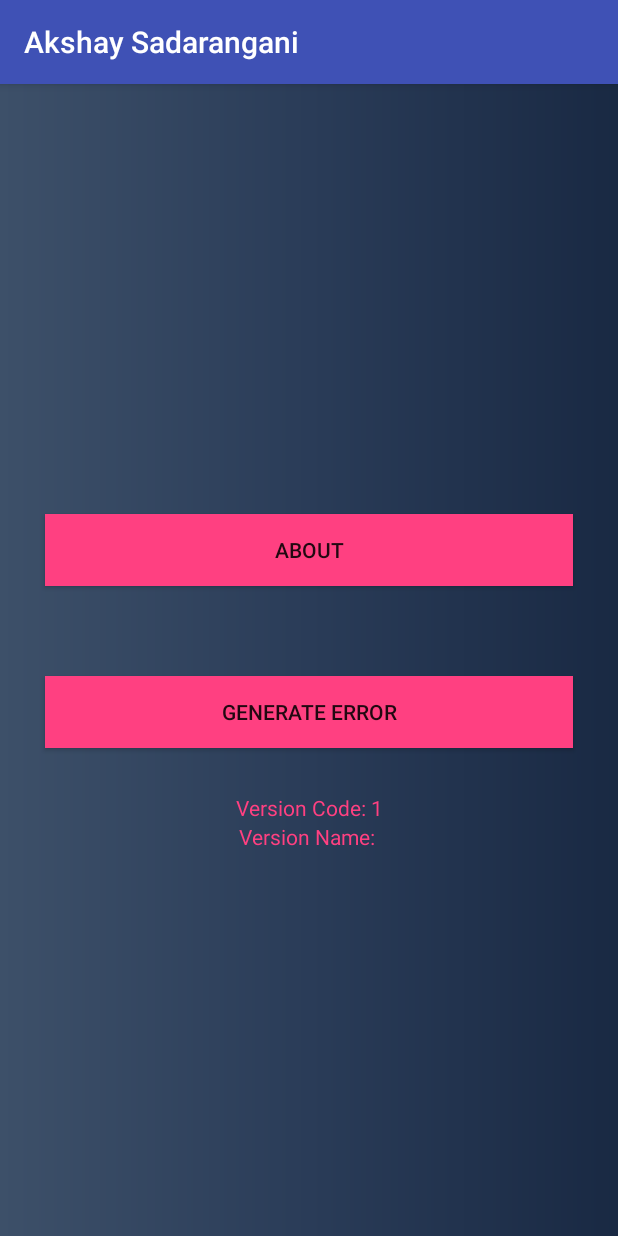
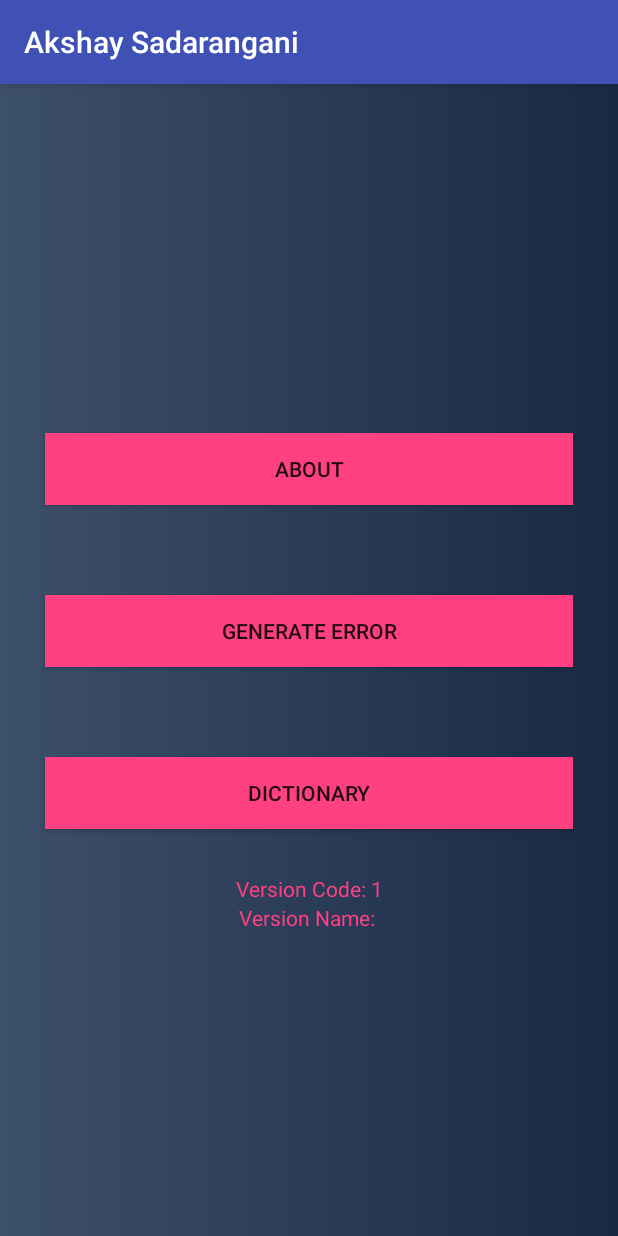
Before and after one commit to aksh4y/CS5520_MAD, an Android app: the screen it shows after launch (MainActivity), on a phone screen of 412 x 824 dp. Run offline under Robolectric (Android 15) with nearby library versions, the phone set to English and light mode, and no system bars.

Commit message:
Dictionary app init

```diff
--- a/app/src/main/AndroidManifest.xml
+++ b/app/src/main/AndroidManifest.xml
@@ -19,6 +19,7 @@
             </intent-filter>
         </activity>
         <activity android:name=".AboutActivity" />
+        <activity android:name=".DictionaryActivity"></activity>
     </application>
 
 </manifest>
--- a/app/src/main/java/akshaysadarangani/madcourse/neu/edu/numad18s_akshaysadarangani/AboutActivity.java
+++ b/app/src/main/java/akshaysadarangani/madcourse/neu/edu/numad18s_akshaysadarangani/AboutActivity.java
@@ -29,7 +29,7 @@ public class AboutActivity extends AppCompatActivity {
         }
         else {
             TelephonyManager tm = (TelephonyManager) this.getSystemService(Context.TELEPHONY_SERVICE);
-            String imeiId = tm.getDeviceId();
+            String imeiId = "IMEI/MEID: " + tm.getDeviceId();
             imei.setText(imeiId);
         }
     }
@@ -43,7 +43,8 @@ public class AboutActivity extends AppCompatActivity {
                 if (grantResults.length > 0
                         && grantResults[0] == PackageManager.PERMISSION_GRANTED) {
                     TelephonyManager tm = (TelephonyManager) this.getSystemService(Context.TELEPHONY_SERVICE);
-                    imei.setText(tm.getDeviceId());
+                    String imeiId = "IMEI/MEID: " + tm.getDeviceId();
+                            imei.setText(imeiId);
                 } else {
                     Toast.makeText(getApplicationContext(), "Please grant permission to view phone IMEI", Toast.LENGTH_LONG).show();
                 }
--- a/app/src/main/java/akshaysadarangani/madcourse/neu/edu/numad18s_akshaysadarangani/MainActivity.java
+++ b/app/src/main/java/akshaysadarangani/madcourse/neu/edu/numad18s_akshaysadarangani/MainActivity.java
@@ -9,7 +9,7 @@ import android.widget.TextView;
 
 public class MainActivity extends AppCompatActivity {
 
-    Button about, error;
+    Button about, error, dictionary;
     TextView versionCode, versionName;
 
     @Override
@@ -20,6 +20,7 @@ public class MainActivity extends AppCompatActivity {
 
         about = findViewById(R.id.about_btn);
         error = findViewById(R.id.error_btn);
+        dictionary = findViewById(R.id.dictionary_btn);
         versionCode = findViewById(R.id.version_code);
         versionName = findViewById(R.id.version_name);
 
@@ -40,5 +41,12 @@ public class MainActivity extends AppCompatActivity {
                 throw new RuntimeException("This is an intentional crash.");
             }
         });
+
+        dictionary.setOnClickListener(new View.OnClickListener() {
+            public void onClick(View v) {
+                Intent dictionaryIntent = new Intent(MainActivity.this, DictionaryActivity.class);
+                startActivity(dictionaryIntent);
+            }
+        });
     }
 }
--- a/app/src/main/res/layout/activity_main.xml
+++ b/app/src/main/res/layout/activity_main.xml
@@ -37,6 +37,20 @@
             app:layout_constraintRight_toRightOf="parent"
             app:layout_constraintTop_toTopOf="@id/about_btn" />
 
+        <Button
+            android:id="@+id/dictionary_btn"
+            android:layout_width="match_parent"
+            android:layout_height="wrap_content"
+            android:layout_margin="30dp"
+            android:background="@color/colorAccent"
+            android:text="@string/dictionary_btn_label"
+            app:layout_constraintBottom_toBottomOf="parent"
+            app:layout_constraintLeft_toLeftOf="parent"
+            app:layout_constraintRight_toRightOf="parent"
+            app:layout_constraintTop_toTopOf="@id/error_btn" />
+
+
+
         <TextView
             android:id="@+id/version_code"
             android:layout_width="match_parent"
--- /dev/null
+++ b/app/src/main/res/values/dimens.xml
@@ -0,0 +1,3 @@
+<resources>
+    <dimen name="fab_margin">16dp</dimen>
+</resources>
--- a/app/src/main/res/values/strings.xml
+++ b/app/src/main/res/values/strings.xml
@@ -4,10 +4,14 @@
     <!-- Buttons -->
     <string name="about_btn_label">About</string>
     <string name="error_btn_label">Generate Error</string>
+    <string name="dictionary_btn_label">Dictionary</string>
 
     <!-- About -->
     <string name="about_name">Akshay Sadarangani</string>
     <string name="about_email">sadarangani.a@husky.neu.edu</string>
     <string name="about_year">2nd Year Grad Student</string>
     <string name="headshot_desc">Headshot Image</string>
+
+    <!-- Dictionary -->
+    <string name="title_activity_dictionary">Test Dictionary</string>
 </resources>
```
Also changed, not shown: app/src/main/java/akshaysadarangani/madcourse/neu/edu/numad18s_akshaysadarangani/DictionaryActivity.java (added, +14 -0 lines), app/src/main/res/layout/activity_dictionary.xml (added, +14 -0 lines), app/src/main/res/values/styles.xml (+44 -0 lines), 1 other file.
